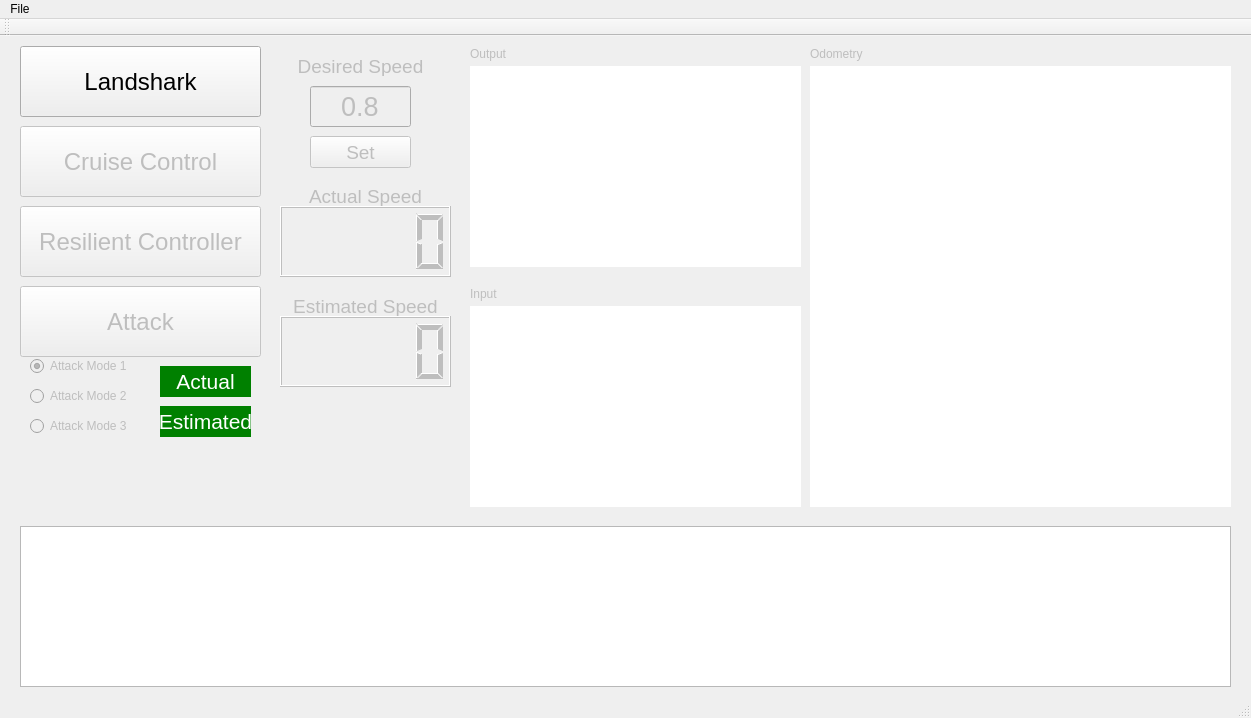
PRECISE/HACMSDemo, file hacms/mainwindow.ui: the form before one commit.
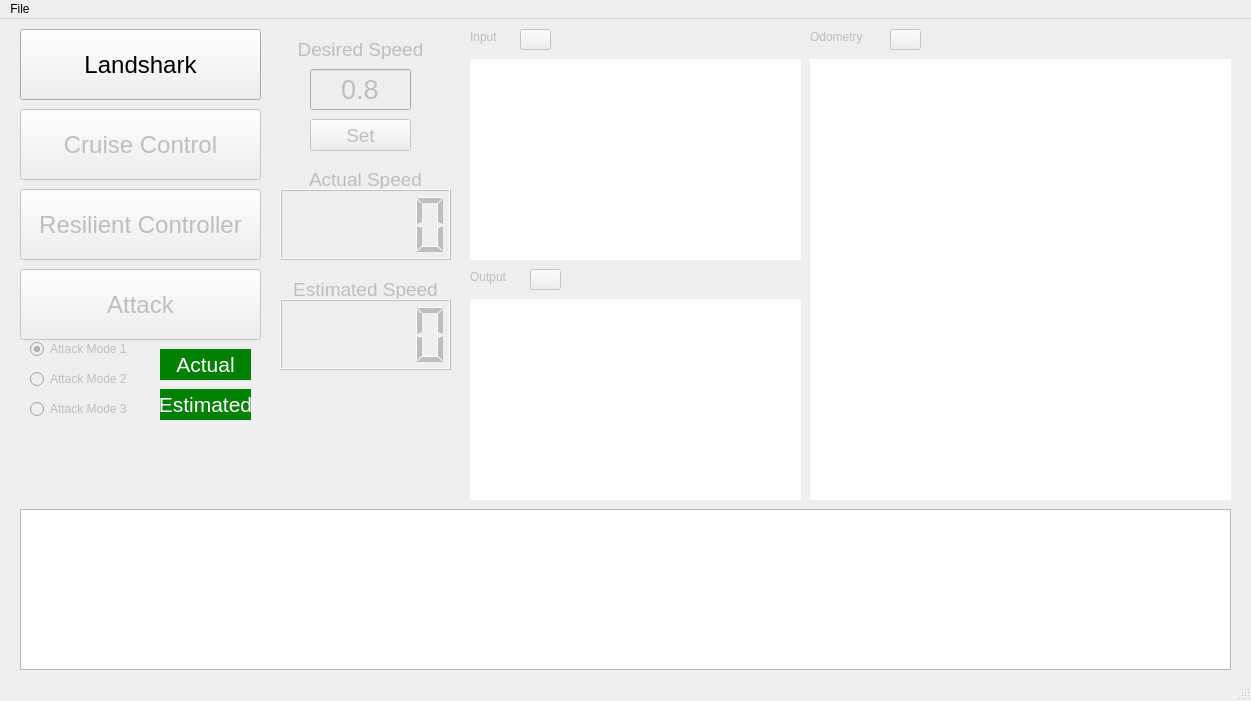
The form after the commit. Icons and pictures are not drawn.

Commit message: Added plot save buttons, removed unused toolbar, moved around some widgets.

Patch:
```diff
--- a/hacms/mainwindow.ui
+++ b/hacms/mainwindow.ui
@@ -8,7 +8,7 @@
     <x>0</x>
     <y>0</y>
     <width>1251</width>
-    <height>718</height>
+    <height>701</height>
    </rect>
   </property>
   <property name="windowTitle">
@@ -252,7 +252,7 @@
     <property name="geometry">
      <rect>
       <x>470</x>
-      <y>30</y>
+      <y>280</y>
       <width>331</width>
       <height>201</height>
      </rect>
@@ -268,8 +268,8 @@
     <property name="geometry">
      <rect>
       <x>470</x>
-      <y>10</y>
-      <width>62</width>
+      <y>250</y>
+      <width>51</width>
       <height>16</height>
      </rect>
     </property>
@@ -366,8 +366,8 @@
     <property name="geometry">
      <rect>
       <x>470</x>
-      <y>250</y>
-      <width>62</width>
+      <y>10</y>
+      <width>41</width>
       <height>16</height>
      </rect>
     </property>
@@ -382,7 +382,7 @@
     <property name="geometry">
      <rect>
       <x>470</x>
-      <y>270</y>
+      <y>40</y>
       <width>331</width>
       <height>201</height>
      </rect>
@@ -398,7 +398,7 @@
     <property name="geometry">
      <rect>
       <x>810</x>
-      <y>30</y>
+      <y>40</y>
       <width>421</width>
       <height>441</height>
      </rect>
@@ -474,6 +474,57 @@
      <string>Attack Mode 3</string>
     </property>
    </widget>
+   <widget class="QPushButton" name="saveInputPlotButton">
+    <property name="enabled">
+     <bool>false</bool>
+    </property>
+    <property name="geometry">
+     <rect>
+      <x>520</x>
+      <y>10</y>
+      <width>31</width>
+      <height>21</height>
+     </rect>
+    </property>
+    <property name="icon">
+     <iconset>
+      <normaloff>../images/folder_image.png</normaloff>../images/folder_image.png</iconset>
+    </property>
+   </widget>
+   <widget class="QPushButton" name="saveOutputPlotButton">
+    <property name="enabled">
+     <bool>false</bool>
+    </property>
+    <property name="geometry">
+     <rect>
+      <x>530</x>
+      <y>250</y>
+      <width>31</width>
+      <height>21</height>
+     </rect>
+    </property>
+    <property name="icon">
+     <iconset>
+      <normaloff>../images/folder_image.png</normaloff>../images/folder_image.png</iconset>
+    </property>
+   </widget>
+   <widget class="QPushButton" name="saveOdomPlotButton">
+    <property name="enabled">
+     <bool>false</bool>
+    </property>
+    <property name="geometry">
+     <rect>
+      <x>890</x>
+      <y>10</y>
+      <width>31</width>
+      <height>21</height>
+     </rect>
+    </property>
+    <property name="icon">
+     <iconset>
+      <normaloff>../images/folder_image.png</normaloff>../images/folder_image.png</iconset>
+    </property>
+   </widget>
   </widget>
   <widget class="QMenuBar" name="menuBar">
    <property name="geometry">
@@ -496,14 +547,6 @@
    </widget>
    <addaction name="menuFile"/>
   </widget>
-  <widget class="QToolBar" name="mainToolBar">
-   <attribute name="toolBarArea">
-    <enum>TopToolBarArea</enum>
-   </attribute>
-   <attribute name="toolBarBreak">
-    <bool>false</bool>
-   </attribute>
-  </widget>
   <widget class="QStatusBar" name="statusBar"/>
   <action name="actionQuit">
    <property name="text">
```
The commit also changes 2 other files.
